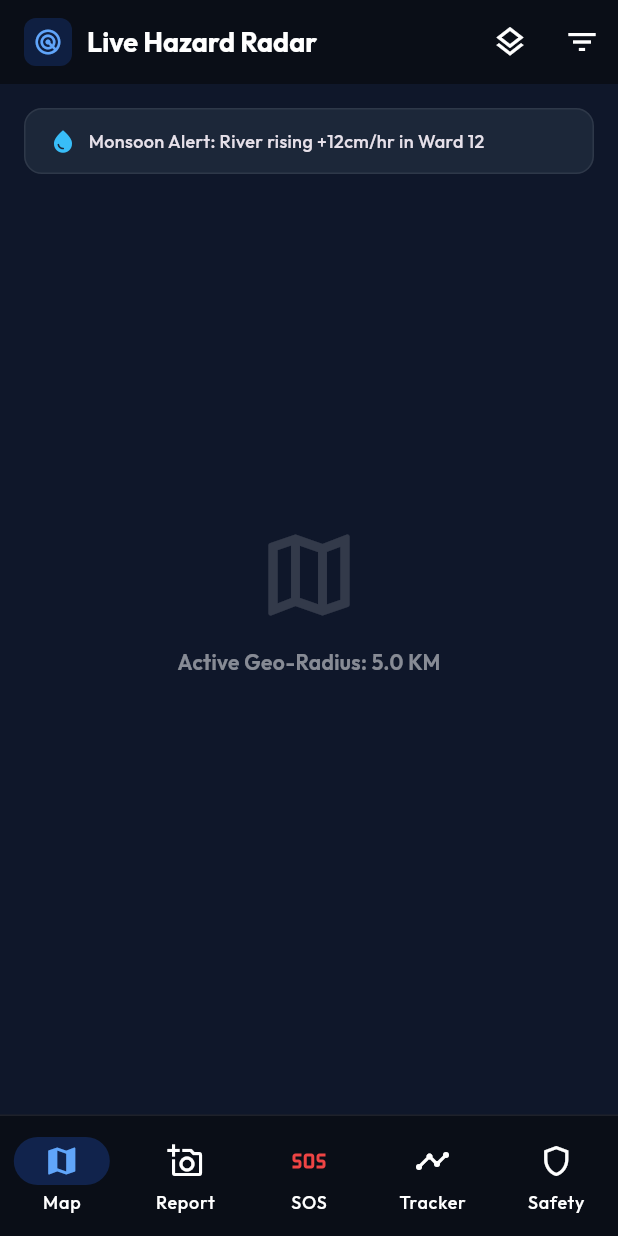
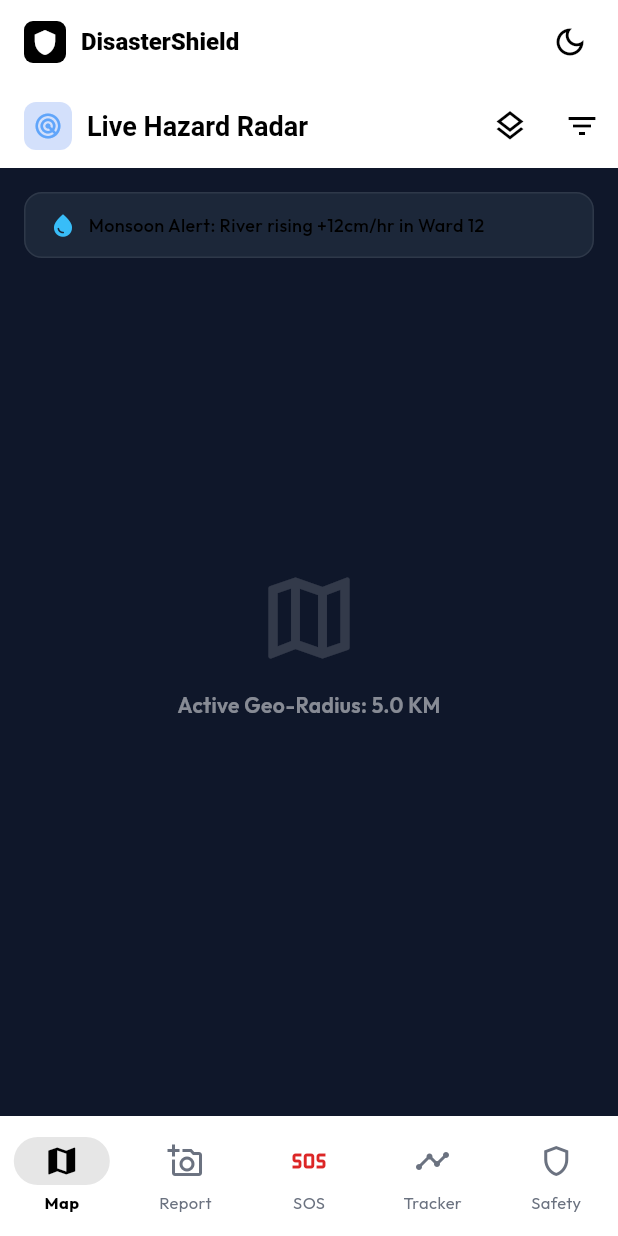
Before and after one commit to hasenalbanna/DisasterShield-codearena-, a Flutter app: the screen it shows after launch, on a phone screen of 412 x 824 dp. Run offline on Flutter 3.47's test engine with Material 3 defaults, Android fonts, the light colour scheme and no system bars; our stand-ins replace cloud_firestore, firebase_core, flutter_riverpod, geolocator, google_fonts; accounts and stored records are empty.

Commit message:
feat(phase-4): implement Flutter Clean Architecture core foundation, location & offline spooler services, and minimalist theme

```diff
--- a/apps/mobile/lib/core/theme/app_theme.dart
+++ b/apps/mobile/lib/core/theme/app_theme.dart
@@ -2,39 +2,162 @@ import 'package:flutter/material.dart';
 import 'package:google_fonts/google_fonts.dart';
 
 class AppTheme {
-  // Brand & Emergency Colors
-  static const Color primaryBlue = Color(0xFF2563EB);
-  static const Color crimsonSos = Color(0xFFDC2626);
-  static const Color amberWarning = Color(0xFFD97706);
-  static const Color emeraldSafe = Color(0xFF059669);
+  // Minimalist Pure Light Mode
+  // white bg, black text, black button white text
+  static ThemeData get lightTheme {
+    const bgWhite = Color(0xFFFFFFFF);
+    const textBlack = Color(0xFF000000);
+    const borderGray = Color(0xFFE5E7EB);
+    const cardWhite = Color(0xFFF9FAFB);
 
-  // Dark Command Surface Palette
-  static const Color bgDark = Color(0xFF0A0E17);
-  static const Color surfaceCard = Color(0xFF131B2A);
-  static const Color borderSubtle = Color(0x1AFFFFFF);
+    return ThemeData(
+      useMaterial3: true,
+      brightness: Brightness.light,
+      scaffoldBackgroundColor: bgWhite,
+      colorScheme: const ColorScheme.light(
+        primary: textBlack,
+        onPrimary: bgWhite,
+        surface: cardWhite,
+        onSurface: textBlack,
+        error: Color(0xFFDC2626),
+      ),
+      textTheme: GoogleFonts.outfitTextTheme(ThemeData.light().textTheme).apply(
+        bodyColor: textBlack,
+        displayColor: textBlack,
+      ),
+      appBarTheme: const AppBarTheme(
+        backgroundColor: bgWhite,
+        foregroundColor: textBlack,
+        elevation: 0,
+        centerTitle: false,
+        scrolledUnderElevation: 0,
+        titleTextStyle: TextStyle(
+          color: textBlack,
+          fontSize: 18,
+          fontWeight: FontWeight.bold,
+        ),
+        iconTheme: IconThemeData(color: textBlack),
+      ),
+      cardTheme: CardThemeData(
+        color: cardWhite,
+        elevation: 0,
+        shape: RoundedRectangleBorder(
+          borderRadius: BorderRadius.circular(10),
+          side: const BorderSide(color: borderGray),
+        ),
+      ),
+      elevatedButtonTheme: ElevatedButtonThemeData(
+        style: ElevatedButton.styleFrom(
+          backgroundColor: textBlack,
+          foregroundColor: bgWhite,
+          elevation: 0,
+          shape: RoundedRectangleBorder(borderRadius: BorderRadius.circular(8)),
+          textStyle: const TextStyle(fontWeight: FontWeight.w600, fontSize: 14),
+        ),
+      ),
+      outlinedButtonTheme: OutlinedButtonThemeData(
+        style: OutlinedButton.styleFrom(
+          foregroundColor: textBlack,
+          side: const BorderSide(color: borderGray),
+          shape: RoundedRectangleBorder(borderRadius: BorderRadius.circular(8)),
+          textStyle: const TextStyle(fontWeight: FontWeight.w500, fontSize: 13),
+        ),
+      ),
+      navigationBarTheme: NavigationBarThemeData(
+        backgroundColor: bgWhite,
+        indicatorColor: textBlack.withValues(alpha: 0.1),
+        labelTextStyle: WidgetStateProperty.resolveWith((states) {
+          if (states.contains(WidgetState.selected)) {
+            return const TextStyle(color: textBlack, fontWeight: FontWeight.bold, fontSize: 11);
+          }
+          return const TextStyle(color: Color(0xFF6B7280), fontSize: 11);
+        }),
+        iconTheme: WidgetStateProperty.resolveWith((states) {
+          if (states.contains(WidgetState.selected)) {
+            return const IconThemeData(color: textBlack);
+          }
+          return const IconThemeData(color: Color(0xFF6B7280));
+        }),
+      ),
+    );
+  }
 
+  // Minimalist Pure Dark Mode
+  // black bg, white text, white button black text
   static ThemeData get darkTheme {
+    const bgBlack = Color(0xFF000000);
+    const textWhite = Color(0xFFFFFFFF);
+    const borderDark = Color(0xFF262626);
+    const cardDark = Color(0xFF111111);
+
     return ThemeData(
       useMaterial3: true,
       brightness: Brightness.dark,
-      scaffoldBackgroundColor: bgDark,
+      scaffoldBackgroundColor: bgBlack,
       colorScheme: const ColorScheme.dark(
-        primary: primaryBlue,
-        error: crimsonSos,
-        surface: surfaceCard,
+        primary: textWhite,
+        onPrimary: bgBlack,
+        surface: cardDark,
+        onSurface: textWhite,
+        error: Color(0xFFEF4444),
       ),
-      textTheme: GoogleFonts.outfitTextTheme(ThemeData.dark().textTheme),
+      textTheme: GoogleFonts.outfitTextTheme(ThemeData.dark().textTheme).apply(
+        bodyColor: textWhite,
+        displayColor: textWhite,
+      ),
       appBarTheme: const AppBarTheme(
-        backgroundColor: bgDark,
+        backgroundColor: bgBlack,
+        foregroundColor: textWhite,
         elevation: 0,
         centerTitle: false,
+        scrolledUnderElevation: 0,
+        titleTextStyle: TextStyle(
+          color: textWhite,
+          fontSize: 18,
+          fontWeight: FontWeight.bold,
+        ),
+        iconTheme: IconThemeData(color: textWhite),
       ),
       cardTheme: CardThemeData(
-        color: surfaceCard,
+        color: cardDark,
+        elevation: 0,
         shape: RoundedRectangleBorder(
-          borderRadius: BorderRadius.circular(16),
-          side: const BorderSide(color: borderSubtle),
+          borderRadius: BorderRadius.circular(10),
+          side: const BorderSide(color: borderDark),
         ),
+      ),
+      elevatedButtonTheme: ElevatedButtonThemeData(
+        style: ElevatedButton.styleFrom(
+          backgroundColor: textWhite,
+          foregroundColor: bgBlack,
+          elevation: 0,
+          shape: RoundedRectangleBorder(borderRadius: BorderRadius.circular(8)),
+          textStyle: const TextStyle(fontWeight: FontWeight.w600, fontSize: 14),
+        ),
+      ),
+      outlinedButtonTheme: OutlinedButtonThemeData(
+        style: OutlinedButton.styleFrom(
+          foregroundColor: textWhite,
+          side: const BorderSide(color: borderDark),
+          shape: RoundedRectangleBorder(borderRadius: BorderRadius.circular(8)),
+          textStyle: const TextStyle(fontWeight: FontWeight.w500, fontSize: 13),
+        ),
+      ),
+      navigationBarTheme: NavigationBarThemeData(
+        backgroundColor: bgBlack,
+        indicatorColor: textWhite.withValues(alpha: 0.15),
+        labelTextStyle: WidgetStateProperty.resolveWith((states) {
+          if (states.contains(WidgetState.selected)) {
+            return const TextStyle(color: textWhite, fontWeight: FontWeight.bold, fontSize: 11);
+          }
+          return const TextStyle(color: Color(0xFF9CA3AF), fontSize: 11);
+        }),
+        iconTheme: WidgetStateProperty.resolveWith((states) {
+          if (states.contains(WidgetState.selected)) {
+            return const IconThemeData(color: textWhite);
+          }
+          return const IconThemeData(color: Color(0xFF9CA3AF));
+        }),
       ),
     );
   }
--- a/apps/mobile/lib/main.dart
+++ b/apps/mobile/lib/main.dart
@@ -1,14 +1,14 @@
 import 'package:flutter/material.dart';
 import 'package:flutter_riverpod/flutter_riverpod.dart';
+import 'package:firebase_core/firebase_core.dart';
+import 'firebase_options.dart';
 import 'core/theme/app_theme.dart';
+import 'core/providers/app_providers.dart';
 import 'features/map/presentation/screens/live_hazard_map_screen.dart';
 import 'features/incident_reporter/presentation/screens/incident_reporter_screen.dart';
 import 'features/voice_sos/presentation/screens/voice_sos_screen.dart';
 import 'features/case_tracker/presentation/screens/case_tracker_screen.dart';
 import 'features/profile/presentation/screens/profile_screen.dart';
-
-import 'package:firebase_core/firebase_core.dart';
-import 'firebase_options.dart';
 
 void main() async {
   WidgetsFlutterBinding.ensureInitialized();
@@ -22,28 +22,32 @@ void main() async {
   runApp(const ProviderScope(child: DisasterShieldApp()));
 }
 
-class DisasterShieldApp extends StatelessWidget {
+class DisasterShieldApp extends ConsumerWidget {
   const DisasterShieldApp({super.key});
 
   @override
-  Widget build(BuildContext context) {
+  Widget build(BuildContext context, WidgetRef ref) {
+    final themeMode = ref.watch(themeModeProvider);
+
     return MaterialApp(
       title: 'DisasterShield',
       debugShowCheckedModeBanner: false,
-      theme: AppTheme.darkTheme,
+      theme: AppTheme.lightTheme,
+      darkTheme: AppTheme.darkTheme,
+      themeMode: themeMode,
       home: const MainNavigationShell(),
     );
   }
 }
 
-class MainNavigationShell extends StatefulWidget {
+class MainNavigationShell extends ConsumerStatefulWidget {
   const MainNavigationShell({super.key});
 
   @override
-  State<MainNavigationShell> createState() => _MainNavigationShellState();
+  ConsumerState<MainNavigationShell> createState() => _MainNavigationShellState();
 }
 
-class _MainNavigationShellState extends State<MainNavigationShell> {
+class _MainNavigationShellState extends ConsumerState<MainNavigationShell> {
   int _currentIndex = 0;
 
   final List<Widget> _screens = const [
@@ -56,24 +60,50 @@ class _MainNavigationShellState extends State<MainNavigationShell> {
 
   @override
   Widget build(BuildContext context) {
+    final currentThemeMode = ref.watch(themeModeProvider);
+    final isDark = currentThemeMode == ThemeMode.dark;
+
     return Scaffold(
+      appBar: AppBar(
+        title: Row(
+          children: [
+            Container(
+              width: 28,
+              height: 28,
+              decoration: BoxDecoration(
+                color: Theme.of(context).colorScheme.primary,
+                borderRadius: BorderRadius.circular(6),
+              ),
+              child: Icon(
+                Icons.shield,
+                color: Theme.of(context).colorScheme.onPrimary,
+                size: 18,
+              ),
+            ),
+            const SizedBox(width: 10),
+            const Text(
+              'DisasterShield',
+              style: TextStyle(fontWeight: FontWeight.w800, fontSize: 16),
+            ),
+          ],
+        ),
+        actions: [
+          IconButton(
+            icon: Icon(isDark ? Icons.light_mode_outlined : Icons.dark_mode_outlined),
+            tooltip: 'Toggle Theme',
+            onPressed: () {
+              ref.read(themeModeProvider.notifier).toggle();
+            },
+          ),
+          const SizedBox(width: 8),
+        ],
+      ),
       body: IndexedStack(
         index: _currentIndex,
         children: _screens,
       ),
-      bottomNavigationBar: Container(
-        decoration: BoxDecoration(
-          border: Border(
-            top: BorderSide(
-              color: Colors.white.withValues(alpha: 0.08),
-              width: 1,
-            ),
-          ),
-        ),
-        child: NavigationBar(
+      bottomNavigationBar: NavigationBar(
         selectedIndex: _currentIndex,
-          backgroundColor: const Color(0xFF0A0E17),
-          indicatorColor: const Color(0xFF2563EB).withValues(alpha: 0.25),
         onDestinationSelected: (index) {
           setState(() {
             _currentIndex = index;
@@ -82,32 +112,31 @@ class _MainNavigationShellState extends State<MainNavigationShell> {
         destinations: const [
           NavigationDestination(
             icon: Icon(Icons.map_outlined),
-              selectedIcon: Icon(Icons.map, color: Color(0xFF60A5FA)),
+            selectedIcon: Icon(Icons.map),
             label: 'Map',
           ),
           NavigationDestination(
             icon: Icon(Icons.add_a_photo_outlined),
-              selectedIcon: Icon(Icons.add_a_photo, color: Color(0xFF60A5FA)),
+            selectedIcon: Icon(Icons.add_a_photo),
             label: 'Report',
           ),
           NavigationDestination(
-              icon: Icon(Icons.sos_outlined, color: Color(0xFFEF4444)),
-              selectedIcon: Icon(Icons.sos, color: Color(0xFFEF4444)),
+            icon: Icon(Icons.sos_outlined, color: Color(0xFFDC2626)),
+            selectedIcon: Icon(Icons.sos, color: Color(0xFFDC2626)),
             label: 'SOS',
           ),
           NavigationDestination(
             icon: Icon(Icons.timeline_outlined),
-              selectedIcon: Icon(Icons.timeline, color: Color(0xFF60A5FA)),
+            selectedIcon: Icon(Icons.timeline),
             label: 'Tracker',
           ),
           NavigationDestination(
             icon: Icon(Icons.shield_outlined),
-              selectedIcon: Icon(Icons.shield, color: Color(0xFF60A5FA)),
+            selectedIcon: Icon(Icons.shield),
             label: 'Safety',
           ),
         ],
       ),
-      ),
     );
   }
 }
```
Also changed, not shown: apps/mobile/lib/core/providers/app_providers.dart (added, +48 -0 lines), apps/mobile/lib/core/services/firebase_hazard_service.dart (added, +87 -0 lines), apps/mobile/lib/core/services/local_storage_service.dart (added, +49 -0 lines), apps/mobile/lib/core/services/location_service.dart (added, +63 -0 lines), 1 other file. Lines whose indentation alone changed are shown as unchanged.
